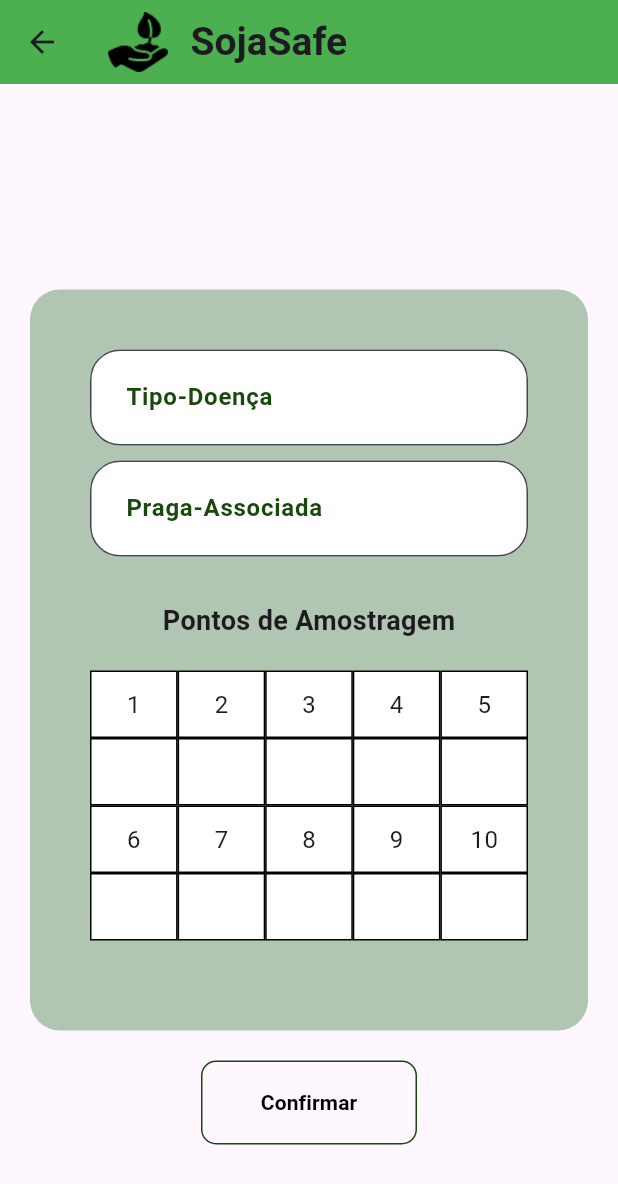
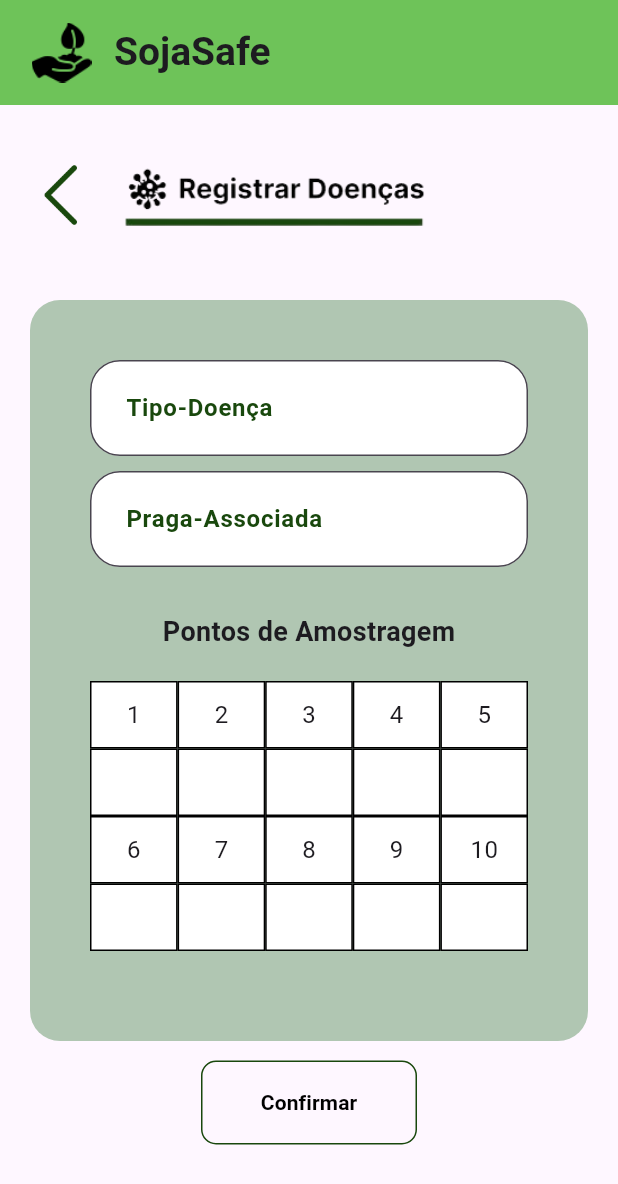
Before and after one commit to CarlosEResende/MonitoramentoSoja, a Flutter app: the registrarDoenca screen opened directly, on a phone screen of 412 x 824 dp. Shown: the top 1184 px of the screen. Run offline on Flutter 3.47's test engine with Material 3 defaults, Android fonts, the phone set to English and light mode, and no system bars; our stand-ins replace sqflite, sqflite_common_ffi; accounts and stored records are empty.

Commit message:
Atualizando Tela de Doenca

```diff
--- a/monitoramento_soja/lib/pages/RegistrarDoenca.dart
+++ b/monitoramento_soja/lib/pages/RegistrarDoenca.dart
@@ -4,10 +4,12 @@
   @override
   Widget build(BuildContext context) {
     return Scaffold(
-      // Ana Carla, Colocar o AppBar!
       appBar: AppBar(
+        automaticallyImplyLeading: false,
+        toolbarHeight: 70,
         title: Row(
           children: [
+            SizedBox(width: 5),
             Image.asset(
               'lib/img/mao.png',
               width: 40,
@@ -20,10 +22,12 @@
             ),
           ],
         ),
-        backgroundColor: Colors.green,
+        backgroundColor: Color(0xFF6EC359),
       ),
       resizeToAvoidBottomInset: false,
-      body: Center(
+      body: Stack(
+        children: [
+          Center(
             child: Padding(
               padding: const EdgeInsets.all(20.0),
               child: SingleChildScrollView(
@@ -45,13 +49,14 @@
                         alignment: Alignment.center,
                         child: Text(
                           'Pontos de Amostragem',
-                      style:
-                          TextStyle(fontSize: 18, fontWeight: FontWeight.bold),
+                          style: TextStyle(
+                              fontSize: 18, fontWeight: FontWeight.bold),
                         ),
                       ),
                       SizedBox(height: 20),
                       Table(
-                    defaultVerticalAlignment: TableCellVerticalAlignment.middle,
+                        defaultVerticalAlignment:
+                            TableCellVerticalAlignment.middle,
                         children: [
                           TableRow(
                             children: [
@@ -97,6 +102,35 @@
                 ),
               ),
             ),
+          ),
+          Positioned(
+            top: 0,
+            left: 10,
+            child: Row(
+              children: [
+                GestureDetector(
+                  onTap: () {
+                    Navigator.pop(context);
+                  },
+                  child: Padding(
+                    padding: const EdgeInsets.all(8.0),
+                    child: Image.asset(
+                      'lib/img/back.png',
+                      height: 50,
+                      width: 45,
+                    ),
+                  ),
+                ),
+                SizedBox(width: 0),
+                Image.asset(
+                  'lib/img/faixaDoenca.png',
+                  height: 120,
+                  width: 230,
+                ),
+              ],
+            ),
+          ),
+        ],
       ),
       floatingActionButton: Padding(
         padding: const EdgeInsets.only(bottom: 45),
```
Lines whose indentation alone changed are shown as unchanged.
